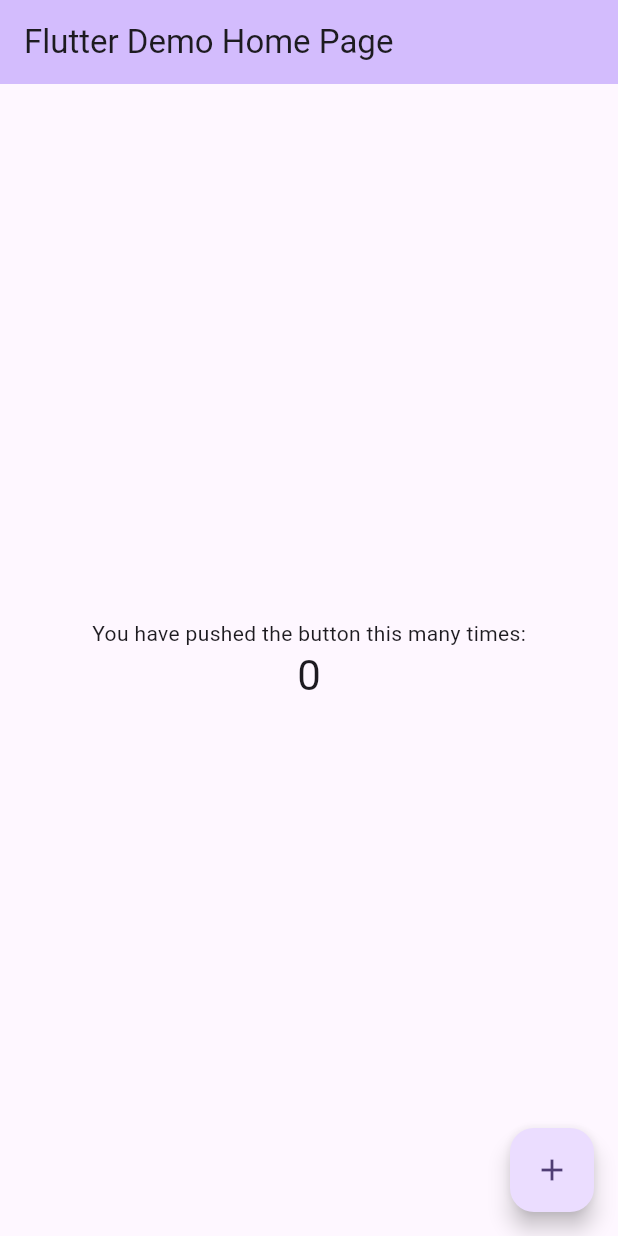
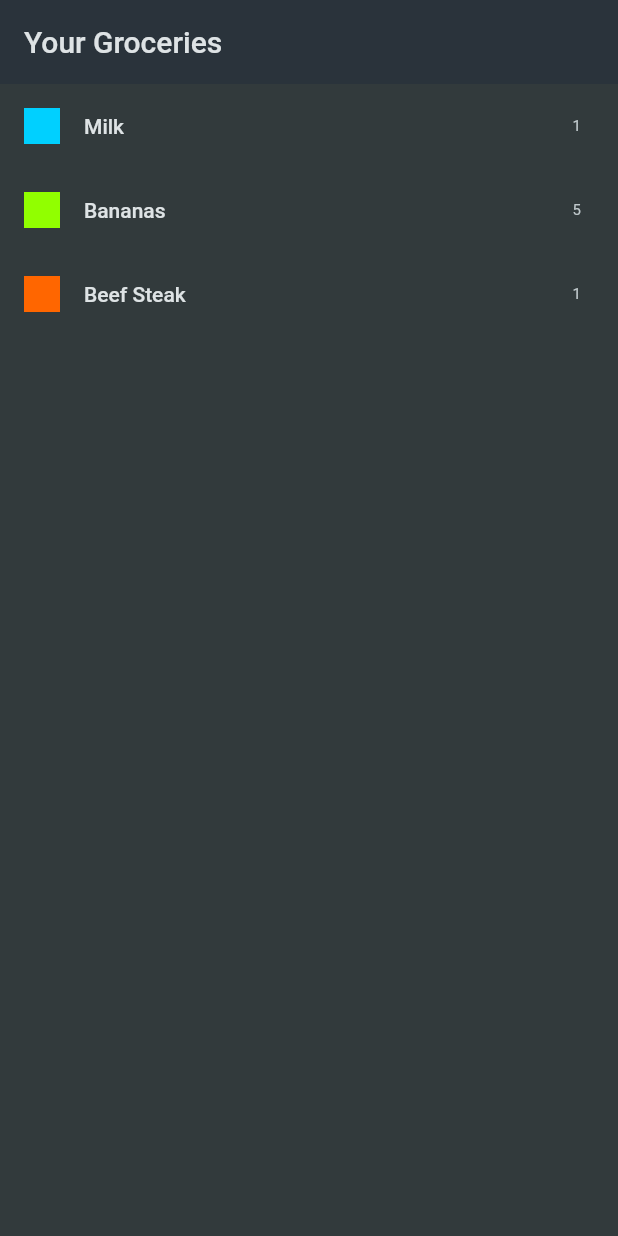
Before and after one commit to Julian-Webb/shopping_list, a Flutter app: the screen it shows after launch, on a phone screen of 412 x 824 dp. Run offline on Flutter 3.47's test engine with Material 2 defaults, Android fonts, the phone set to English and light mode, and no system bars.

Commit message:
added list of groceries

```diff
--- /dev/null
+++ b/lib/data/dummy_items.dart
@@ -0,0 +1,21 @@
+import 'package:shopping_list/models/grocery_item.dart';
+import 'package:shopping_list/data/categories.dart';
+import 'package:shopping_list/models/category.dart';
+
+final groceryItems = [
+  GroceryItem(
+      id: 'a',
+      name: 'Milk',
+      quantity: 1,
+      category: categories[Categories.dairy]!),
+  GroceryItem(
+      id: 'b',
+      name: 'Bananas',
+      quantity: 5,
+      category: categories[Categories.fruit]!),
+  GroceryItem(
+      id: 'c',
+      name: 'Beef Steak',
+      quantity: 1,
+      category: categories[Categories.meat]!),
+];
--- a/lib/main.dart
+++ b/lib/main.dart
@@ -1,4 +1,5 @@
 import 'package:flutter/material.dart';
+import 'package:shopping_list/widgets/grocery_list.dart';
 
 void main() {
   runApp(const MyApp());
@@ -11,115 +12,17 @@ class MyApp extends StatelessWidget {
   @override
   Widget build(BuildContext context) {
     return MaterialApp(
-      title: 'Flutter Demo',
-      theme: ThemeData(
-        // This is the theme of your application.
-        //
-        // TRY THIS: Try running your application with "flutter run". You'll see
-        // the application has a blue toolbar. Then, without quitting the app,
-        // try changing the seedColor in the colorScheme below to Colors.green
-        // and then invoke "hot reload" (save your changes or press the "hot
-        // reload" button in a Flutter-supported IDE, or press "r" if you used
-        // the command line to start the app).
-        //
-        // Notice that the counter didn't reset back to zero; the application
-        // state is not lost during the reload. To reset the state, use hot
-        // restart instead.
-        //
-        // This works for code too, not just values: Most code changes can be
-        // tested with just a hot reload.
-        colorScheme: ColorScheme.fromSeed(seedColor: Colors.deepPurple),
+      title: 'Flutter Groceries',
+      theme: ThemeData.dark().copyWith(
         useMaterial3: true,
+        colorScheme: ColorScheme.fromSeed(
+          seedColor: const Color.fromARGB(255, 147, 229, 250),
+          brightness: Brightness.dark,
+          surface: const Color.fromARGB(255, 42, 51, 59),
+        ),
+        scaffoldBackgroundColor: const Color.fromARGB(255, 50, 58, 60),
       ),
-      home: const MyHomePage(title: 'Flutter Demo Home Page'),
+      home: const GroceryList(),
     );
   }
 }
-
-class MyHomePage extends StatefulWidget {
-  const MyHomePage({super.key, required this.title});
-
-  // This widget is the home page of your application. It is stateful, meaning
-  // that it has a State object (defined below) that contains fields that affect
-  // how it looks.
-
-  // This class is the configuration for the state. It holds the values (in this
-  // case the title) provided by the parent (in this case the App widget) and
-  // used by the build method of the State. Fields in a Widget subclass are
-  // always marked "final".
-
-  final String title;
-
-  @override
-  State<MyHomePage> createState() => _MyHomePageState();
-}
-
-class _MyHomePageState extends State<MyHomePage> {
-  int _counter = 0;
-
-  void _incrementCounter() {
-    setState(() {
-      // This call to setState tells the Flutter framework that something has
-      // changed in this State, which causes it to rerun the build method below
-      // so that the display can reflect the updated values. If we changed
-      // _counter without calling setState(), then the build method would not be
-      // called again, and so nothing would appear to happen.
-      _counter++;
-    });
-  }
-
-  @override
-  Widget build(BuildContext context) {
-    // This method is rerun every time setState is called, for instance as done
-    // by the _incrementCounter method above.
-    //
-    // The Flutter framework has been optimized to make rerunning build methods
-    // fast, so that you can just rebuild anything that needs updating rather
-    // than having to individually change instances of widgets.
-    return Scaffold(
-      appBar: AppBar(
-        // TRY THIS: Try changing the color here to a specific color (to
-        // Colors.amber, perhaps?) and trigger a hot reload to see the AppBar
-        // change color while the other colors stay the same.
-        backgroundColor: Theme.of(context).colorScheme.inversePrimary,
-        // Here we take the value from the MyHomePage object that was created by
-        // the App.build method, and use it to set our appbar title.
-        title: Text(widget.title),
-      ),
-      body: Center(
-        // Center is a layout widget. It takes a single child and positions it
-        // in the middle of the parent.
-        child: Column(
-          // Column is also a layout widget. It takes a list of children and
-          // arranges them vertically. By default, it sizes itself to fit its
-          // children horizontally, and tries to be as tall as its parent.
-          //
-          // Column has various properties to control how it sizes itself and
-          // how it positions its children. Here we use mainAxisAlignment to
-          // center the children vertically; the main axis here is the vertical
-          // axis because Columns are vertical (the cross axis would be
-          // horizontal).
-          //
-          // TRY THIS: Invoke "debug painting" (choose the "Toggle Debug Paint"
-          // action in the IDE, or press "p" in the console), to see the
-          // wireframe for each widget.
-          mainAxisAlignment: MainAxisAlignment.center,
-          children: <Widget>[
-            const Text(
-              'You have pushed the button this many times:',
-            ),
-            Text(
-              '$_counter',
-              style: Theme.of(context).textTheme.headlineMedium,
-            ),
-          ],
-        ),
-      ),
-      floatingActionButton: FloatingActionButton(
-        onPressed: _incrementCounter,
-        tooltip: 'Increment',
-        child: const Icon(Icons.add),
-      ), // This trailing comma makes auto-formatting nicer for build methods.
-    );
-  }
-}
--- /dev/null
+++ b/lib/widgets/grocery_list.dart
@@ -0,0 +1,33 @@
+import 'package:flutter/material.dart';
+import 'package:shopping_list/data/dummy_items.dart';
+
+class GroceryList extends StatefulWidget {
+  const GroceryList({super.key});
+
+  @override
+  State<GroceryList> createState() => _GroceryListState();
+}
+
+class _GroceryListState extends State<GroceryList> {
+  @override
+  Widget build(BuildContext context) {
+    return Scaffold(
+      appBar: AppBar(
+        title: const Text('Your Groceries'),
+      ),
+      // should show the list of grocery items
+      body: ListView.builder(
+        itemCount: groceryItems.length,
+        itemBuilder: (context, index) => ListTile(
+          leading: Container(
+            width: 24,
+            height: 24,
+            color: groceryItems[index].category.color,
+          ),
+          title: Text(groceryItems[index].name),
+          trailing: Text(groceryItems[index].quantity.toString()),
+        ),
+      ),
+    );
+  }
+}
```
Also changed, not shown: lib/data/categories.dart (added, +46 -0 lines), lib/models/category.dart (added, +21 -0 lines), lib/models/grocery_item.dart (added, +15 -0 lines).
